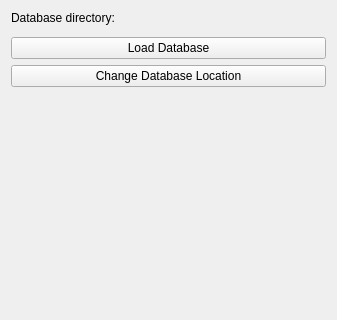
Old version of the form OpenLIFUDatabase/Resources/UI/OpenLIFUDatabase.ui in the repository OpenwaterHealth/SlicerOpenLIFU; both pictures show x 0 to 337 and y 0 to 320 of the 337 by 784 pixel window.
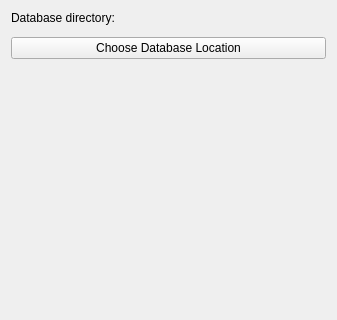
New version of the form. Custom widgets are drawn as their Qt base class.

Commit message:
Automatically load chosen database location (#339)
When the dialog for choosing the database location is activated, the
user will automatically load a database when the location is chosen.
This required a custom implementation of ctkPathLineEdit browse()

Also change the name from "change database location" to "choose database
location". Reflects the new purpose of the button which is to load the
database.

```diff
--- a/OpenLIFUDatabase/Resources/UI/OpenLIFUDatabase.ui
+++ b/OpenLIFUDatabase/Resources/UI/OpenLIFUDatabase.ui
@@ -57,13 +57,6 @@
      </layout>
     </widget>
    </item>
-   <item>
-    <widget class="QPushButton" name="databaseLoadButton">
-     <property name="text">
-      <string>Load Database</string>
-     </property>
-    </widget>
-   </item>
    <item>
     <widget class="QWidget" name="permissionsWidget2" native="true">
      <property name="slicer.openlifu.allowed-roles" stdset="0">
@@ -87,7 +80,7 @@
       <item>
        <widget class="QPushButton" name="changeDatabaseLocationButton">
         <property name="text">
-         <string>Change Database Location</string>
+         <string>Choose Database Location</string>
         </property>
        </widget>
       </item>
```
Left out of the diff: 2 changed lines with no effect on the pictures. The commit also changes 1 other file.
